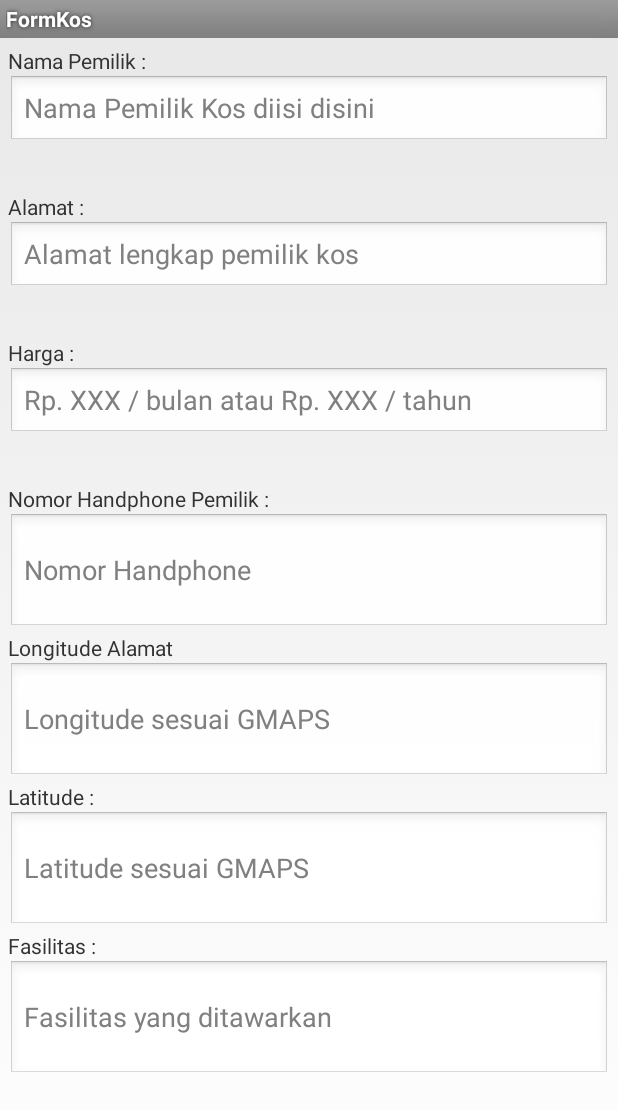
After one commit to PJW-FindKos/FindKosBeta, an Android app: the FormKos screen opened directly, with no data from a screen before it, on a phone screen of 412 x 824 dp. The commit adds this screen. Shown: the top 1111 px of the screen. Run offline under Robolectric (Android 15) with nearby library versions, the light colour scheme and no system bars.

Commit message:
Sudah memakai data Kos dan FormKos

```diff
--- /dev/null
+++ b/MahasiswaOnline/app/src/main/java/com/example/hermawan/mahasiswaonline/FormKos.java
@@ -0,0 +1,142 @@
+package com.example.hermawan.mahasiswaonline;
+
+import android.app.Activity;
+import android.app.ProgressDialog;
+import android.content.Intent;
+import android.os.AsyncTask;
+import android.support.v7.app.ActionBarActivity;
+import android.os.Bundle;
+import android.view.Menu;
+import android.view.MenuItem;
+import android.widget.EditText;
+import android.widget.Toast;
+
+import com.example.hermawan.mahasiswaonline.entities.Kos;
+import com.example.hermawan.mahasiswaonline.server.ServerRequest;
+import org.apache.http.HttpStatus;
+import com.example.hermawan.mahasiswaonline.entities.Mahasiswa;
+
+public class FormKos extends Activity {
+    //private EditText textNim, textNama, textTelp, textAlamat;
+    private EditText textNamaPemilik, textAlamat, textHarga, textNoHP,textLongitude, textLatitude, textFasilitas;
+    private ProgressDialog progressDialog;
+    private ServerRequest server;
+    private int replyCode;
+    //private Mahasiswa mahasiswa;
+    private Kos kos;
+
+    @Override
+    protected void onCreate(Bundle savedInstanceState) {
+        super.onCreate(savedInstanceState);
+        setContentView(R.layout.activity_form_kos);
+        initView();
+        server = new ServerRequest();
+        kos = new Kos();
+        if(getIntent().hasExtra("id")){
+            String id = getIntent().getStringExtra("id");
+            String namaPemilik = getIntent().getStringExtra("namaPemilik");
+            String alamat = getIntent().getStringExtra("alamat");
+            String harga = getIntent().getStringExtra("harga");
+            String noHP = getIntent().getStringExtra("noHP");
+            String longitude = getIntent().getStringExtra("longitude");
+            String latitude = getIntent().getStringExtra("latitude");
+            String fasilitas = getIntent().getStringExtra("fasilitas");
+            textNamaPemilik.setText(namaPemilik);
+            textAlamat.setText(alamat);
+            textHarga.setText(harga);
+            textNoHP.setText(noHP);
+            textLongitude.setText(longitude);
+            textLatitude.setText(latitude);
+            textFasilitas.setText(fasilitas);
+            kos.setId(Integer.valueOf(id));
+        }else{
+            kos.setId(0);
+        }
+    }
+
+    private void initView(){
+        textNamaPemilik = (EditText) findViewById(R.id.add_new_namaPemilik);
+        textAlamat = (EditText) findViewById(R.id.add_new_alamat);
+        textHarga= (EditText) findViewById(R.id.add_new_harga);
+        textNoHP = (EditText) findViewById(R.id.add_new_noHP);
+        textLongitude = (EditText) findViewById(R.id.add_new_latitude) ;
+        textLatitude = (EditText) findViewById(R.id.add_new_longitude);
+        textFasilitas= (EditText) findViewById(R.id.add_new_fasilitas);
+    }
+    @Override
+    public boolean onCreateOptionsMenu(Menu menu) {
+        // Inflate the menu; this adds items to the action bar if it is present.
+        getMenuInflater().inflate(R.menu.menu_form_kos, menu);
+        return true;
+    }
+    private void goToMainActivity(){
+        Intent in = new Intent(getApplicationContext(), MainActivity.class);
+        in.addFlags(Intent.FLAG_ACTIVITY_CLEAR_TOP);
+        startActivity(in);
+    }
+    @Override
+    public boolean onOptionsItemSelected(MenuItem item) {
+        // Handle action bar item clicks here. The action bar will
+        // automatically handle clicks on the Home/Up button, so long
+        // as you specify a parent activity in AndroidManifest.xml.
+        switch(item.getItemId()){
+            case android.R.id.home:
+                goToMainActivity();
+                break;
+
+            case R.id.option_menu_save:
+                if(textNamaPemilik.getText().toString().trim().isEmpty() || textNoHP.getText().toString().trim().isEmpty() || textHarga.getText().toString().trim().isEmpty() ){
+                    Toast.makeText(getApplicationContext(), "Nama Pemilik, nomor handphone, dan harga tidak boleh kosong", Toast.LENGTH_SHORT).show();
+                }else{
+                    new FormKosAsync().execute();
+                }
+                break;
+        }
+        return super.onOptionsItemSelected(item);
+    }
+
+    private void sendRequest(){
+        String namaPemilik = textNamaPemilik.getText().toString();
+        String alamat = textAlamat.getText().toString();
+        String harga = textHarga.getText().toString();
+        String noHP = textNoHP.getText().toString();
+        String longitude = textLongitude.getText().toString();
+        String latitude = textLatitude.getText().toString();
+        String fasilitas = textFasilitas.getText().toString();
+        kos.setNamaPemilik(namaPemilik);
+        kos.setAlamat(alamat);
+        kos.setHarga(harga);
+        kos.setNoHP(noHP);
+        kos.setLongitude(longitude);
+        kos.setLatitude(latitude);
+        kos.setFasilitas(fasilitas);
+        /**Mengirimkan POST reques*/
+        replyCode = server.sendPostRequest(kos, ServerRequest.urlSubmit);
+    }
+
+    private class FormKosAsync extends AsyncTask<String, String, String> {
+        @Override
+        protected void onPreExecute() {
+            progressDialog = new ProgressDialog(FormKos.this);
+            progressDialog.setMessage("saving data...");
+            progressDialog.setIndeterminate(false);
+            progressDialog.setCancelable(false);
+            progressDialog.show();
+        }
+        @Override
+        protected String doInBackground(String... params) {
+            sendRequest();
+            return null;
+        }
+        @Override
+        protected void onPostExecute(String result) {
+            progressDialog.dismiss();
+            if(replyCode == HttpStatus.SC_OK){
+                goToMainActivity();
+            }else{
+                Toast.makeText(getApplicationContext(), "save data problem", Toast.LENGTH_SHORT).show();
+            }
+        }
+
+    }
+}
--- a/MahasiswaOnline/app/src/main/java/com/example/hermawan/mahasiswaonline/FormMahasiswa.java
+++ b/MahasiswaOnline/app/src/main/java/com/example/hermawan/mahasiswaonline/FormMahasiswa.java
@@ -17,13 +17,14 @@ import android.view.Menu;
 import android.view.MenuItem;
 import android.widget.EditText;
 import android.widget.Toast;
-
+//import com.example.hermawan.mahasiswaonline.entities.Kos;
 public class FormMahasiswa extends Activity {
     private EditText textNim, textNama, textTelp, textAlamat;
     private ProgressDialog progressDialog;
     private ServerRequest server;
     private int replyCode;
     private Mahasiswa mahasiswa;
+
 
     @Override
     protected void onCreate(Bundle savedInstanceState) {
@@ -97,7 +98,7 @@ public class FormMahasiswa extends Activity {
         mahasiswa.setTelp(telp);
         mahasiswa.setAlamat(alamat);
         /**Mengirimkan POST reques*/
-        replyCode = server.sendPostRequest(mahasiswa, ServerRequest.urlSubmit);
+        //replyCode = server.sendPostRequest(mahasiswa, ServerRequest.urlSubmit);
     }
 
     private class FormMahasiswaAsync extends AsyncTask<String, String, String>{
--- /dev/null
+++ b/MahasiswaOnline/app/src/main/res/layout/activity_form_kos.xml
@@ -0,0 +1,117 @@
+<ScrollView xmlns:android="http://schemas.android.com/apk/res/android"
+    xmlns:tools="http://schemas.android.com/tools"
+    android:orientation="vertical"
+    android:layout_margin="5dp"
+    tools:context="com.example.hermawan.mahasiswaonline.FormKos"
+    android:id="@+id/scrollView1"
+    android:layout_width="match_parent"
+    android:layout_height="wrap_content">
+
+    <LinearLayout
+        android:layout_width="match_parent"
+        android:layout_height="wrap_content"
+        android:orientation="vertical" >
+        <TextView
+            android:id="@+id/textView1"
+            android:layout_width="wrap_content"
+            android:layout_height="wrap_content"
+            android:text="Nama Pemilik :" />
+
+        <EditText
+            android:id="@+id/add_new_namaPemilik"
+            android:layout_width="match_parent"
+            android:layout_height="wrap_content"
+            android:hint="Nama Pemilik Kos diisi disini"
+            android:inputType="number"
+            android:layout_marginBottom="30dp"
+            android:ems="10" >
+            <requestFocus />
+        </EditText>
+
+        <TextView
+            android:id="@+id/textView2"
+            android:layout_width="wrap_content"
+            android:layout_height="wrap_content"
+            android:text="Alamat :" />
+
+        <EditText
+            android:id="@+id/add_new_alamat"
+            android:layout_width="match_parent"
+            android:layout_height="wrap_content"
+            android:hint="Alamat lengkap pemilik kos"
+            android:layout_marginBottom="30dp"
+            android:ems="10" />
+
+        <TextView
+            android:id="@+id/textView3"
+            android:layout_width="wrap_content"
+            android:layout_height="wrap_content"
+            android:text="Harga :" />
+
+        <EditText
+            android:id="@+id/add_new_harga"
+            android:layout_width="match_parent"
+            android:layout_height="wrap_content"
+            android:hint="Rp. XXX / bulan atau Rp. XXX / tahun"
+            android:inputType="textPhonetic"
+            android:layout_marginBottom="30dp"
+            android:ems="10" />
+
+        <TextView
+            android:id="@+id/textView4"
+            android:layout_width="wrap_content"
+            android:layout_height="wrap_content"
+            android:text="Nomor Handphone Pemilik :" />
+
+        <EditText
+            android:id="@+id/add_new_noHP"
+            android:layout_width="match_parent"
+            android:layout_height="wrap_content"
+            android:ems="10"
+            android:minHeight="80dp"
+            android:hint="Nomor Handphone" />
+
+        <TextView
+            android:id="@+id/textView5"
+            android:layout_width="wrap_content"
+            android:layout_height="wrap_content"
+            android:text="Longitude Alamat" />
+
+        <EditText
+            android:id="@+id/add_new_longitude"
+            android:layout_width="match_parent"
+            android:layout_height="wrap_content"
+            android:ems="10"
+            android:minHeight="80dp"
+            android:hint="Longitude sesuai GMAPS" />
+
+        <TextView
+            android:id="@+id/textView6"
+            android:layout_width="wrap_content"
+            android:layout_height="wrap_content"
+            android:text="Latitude :" />
+
+        <EditText
+            android:id="@+id/add_new_latitude"
+            android:layout_width="match_parent"
+            android:layout_height="wrap_content"
+            android:ems="10"
+            android:minHeight="80dp"
+            android:hint="Latitude sesuai GMAPS" />
+
+        <TextView
+            android:id="@+id/textView7"
+            android:layout_width="wrap_content"
+            android:layout_height="wrap_content"
+            android:text="Fasilitas :" />
+
+        <EditText
+            android:id="@+id/add_new_fasilitas"
+            android:layout_width="match_parent"
+            android:layout_height="wrap_content"
+            android:ems="10"
+            android:minHeight="80dp"
+            android:hint="Fasilitas yang ditawarkan" />
+    </LinearLayout>
+
+</ScrollView>
--- /dev/null
+++ b/MahasiswaOnline/app/src/main/res/menu/menu_form_kos.xml
@@ -0,0 +1,10 @@
+<menu xmlns:android="http://schemas.android.com/apk/res/android"
+    xmlns:app="http://schemas.android.com/apk/res-auto">
+
+    <item
+        android:id="@+id/option_menu_save"
+        android:title="@string/option_menu_save"
+        android:icon="@android:drawable/ic_menu_save"
+        app:showAsAction="ifRoom|withText"
+        />
+</menu>
--- a/MahasiswaOnline/app/src/main/res/values/strings.xml
+++ b/MahasiswaOnline/app/src/main/res/values/strings.xml
@@ -14,5 +14,6 @@
     <string name="title_activity_test">Test</string>
 
     <string name="hello_world">Hello world!</string>
+    <string name="title_activity_form_kos">FormKos</string>
 
 </resources>
```
Also changed, not shown: MahasiswaOnline/app/src/main/AndroidManifest.xml (+5 -6 lines), MahasiswaOnline/app/src/main/java/com/example/hermawan/mahasiswaonline/MainActivity.java (+35 -19 lines), MahasiswaOnline/app/src/main/java/com/example/hermawan/mahasiswaonline/Test.java (added, +39 -0 lines), MahasiswaOnline/app/src/main/res/layout/activity_test.xml (added, +12 -0 lines), MahasiswaOnline/app/src/main/res/menu/menu_test.xml (added, +7 -0 lines), 3 other files.
